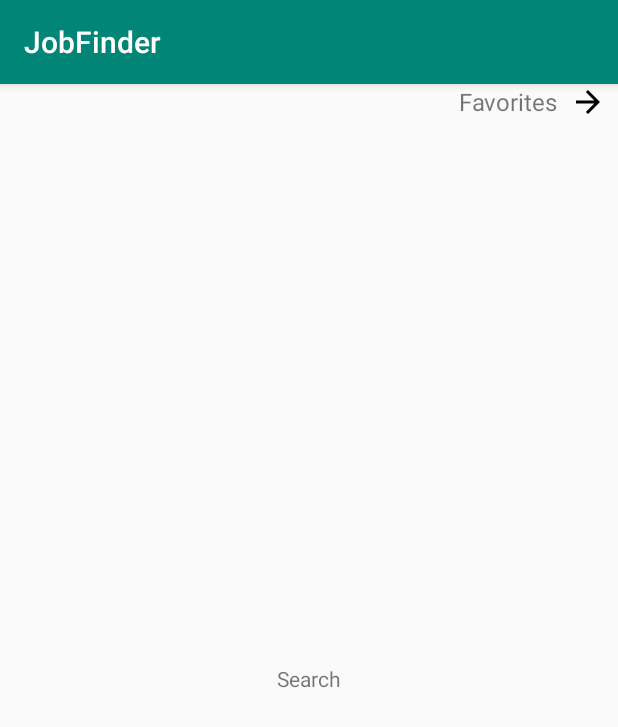
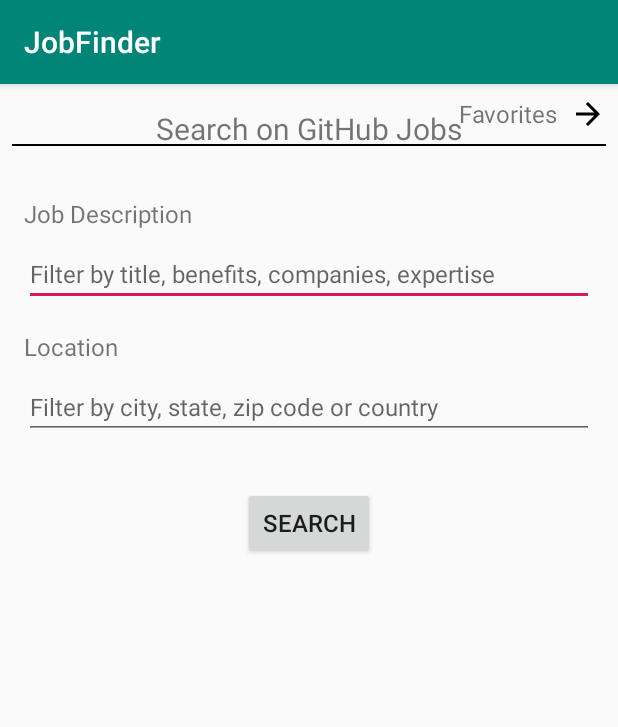
Before and after one commit to rkukac/JobFinder, an Android app: the screen it shows after launch (JobsActivity), on a phone screen of 412 x 824 dp. Shown: the top 727 px of the screen. Run offline under Robolectric (Android 15) with nearby library versions, the phone set to English and light mode, and no system bars.

Commit message:
Create SearchFragment UI and logic.

```diff
--- a/app/src/main/java/hu/an/jobfinder/fragment/JobSearchFragment.java
+++ b/app/src/main/java/hu/an/jobfinder/fragment/JobSearchFragment.java
@@ -3,6 +3,8 @@ package hu.an.jobfinder.fragment;
 import android.os.Bundle;
 import android.support.annotation.NonNull;
 import android.support.annotation.Nullable;
+import android.support.v7.widget.AppCompatButton;
+import android.support.v7.widget.AppCompatEditText;
 import android.view.LayoutInflater;
 import android.view.View;
 import android.view.ViewGroup;
@@ -10,7 +12,10 @@ import android.view.ViewGroup;
 import hu.an.jobfinder.R;
 import hu.an.jobfinder.fragment.base.JobBaseFragment;
 
-public class JobSearchFragment extends JobBaseFragment {
+public class JobSearchFragment extends JobBaseFragment implements View.OnClickListener {
+
+    private AppCompatEditText mEditTextDescription;
+    private AppCompatEditText mEditTextLocation;
 
     public JobSearchFragment() {
     }
@@ -23,6 +28,25 @@ public class JobSearchFragment extends JobBaseFragment {
     @Override
     public View onCreateView(@NonNull LayoutInflater inflater, @Nullable ViewGroup container, @Nullable Bundle savedInstanceState) {
         View view = inflater.inflate(R.layout.fragment_job_search, container, false);
+        view.findViewById(R.id.bt_search).setOnClickListener(this);
+        mEditTextDescription = view.findViewById(R.id.et_description);
+        mEditTextLocation = view.findViewById(R.id.et_location);
         return view;
     }
+
+    @Override
+    public void onClick(View v) {
+        if (v != null && R.id.bt_search == v.getId()) {
+            startSearch();
+        }
+    }
+
+    private void startSearch() {
+        if ((mEditTextDescription.getText() != null && !mEditTextDescription.getText().toString().isEmpty()) ||
+                (mEditTextLocation.getText() != null && !mEditTextLocation.getText().toString().isEmpty())) {
+            search(mEditTextDescription.getText().toString().trim(), mEditTextLocation.getText().toString().trim(), 0);
+        } else {
+            showMessage(R.string.alert_message_missing_search_params);
+        }
+    }
 }
--- a/app/src/main/java/hu/an/jobfinder/interfaces/OnFragmentInteractionListener.java
+++ b/app/src/main/java/hu/an/jobfinder/interfaces/OnFragmentInteractionListener.java
@@ -1,8 +1,12 @@
 package hu.an.jobfinder.interfaces;
+
+import android.support.annotation.StringRes;
 
 import hu.an.jobfinder.model.JobItem;
 
 public interface OnFragmentInteractionListener {
     void onJobSelectedForDetails(boolean fromList, JobItem jobItem);
     void onJobSelectedForFavorites(boolean isSaved, JobItem jobItem);
+    void onJobSearch(String description, String location, int pageIndex);
+    void onShowMessage(@StringRes int messageRes);
 }
--- a/app/src/main/res/layout/activity_jobs.xml
+++ b/app/src/main/res/layout/activity_jobs.xml
@@ -11,11 +11,11 @@
         android:layout_width="match_parent"
         android:layout_height="wrap_content"
         android:orientation="horizontal"
-        android:layout_marginStart="8dp"
-        android:layout_marginEnd="8dp"
+        android:padding="8dp"
         app:layout_constraintLeft_toLeftOf="parent"
         app:layout_constraintRight_toRightOf="parent"
-        app:layout_constraintTop_toTopOf="parent">
+        app:layout_constraintTop_toTopOf="parent"
+        android:baselineAligned="false">
 
         <LinearLayout
             android:id="@+id/ll_prev"
@@ -63,10 +63,21 @@
 
     </LinearLayout>
 
+    <View
+        android:id="@+id/divider"
+        android:layout_width="match_parent"
+        android:layout_height="1dp"
+        android:layout_marginStart="8dp"
+        android:layout_marginEnd="8dp"
+        app:layout_constraintLeft_toLeftOf="parent"
+        app:layout_constraintRight_toRightOf="parent"
+        app:layout_constraintTop_toBottomOf="@+id/linearLayout"
+        android:background="@android:color/black" />
+
     <FrameLayout
         android:id="@+id/container"
         android:layout_width="match_parent"
-        android:layout_height="wrap_content"
+        android:layout_height="match_parent"
         android:layout_marginTop="8dp"
         android:layout_marginBottom="8dp"
         android:layout_marginStart="8dp"
@@ -74,6 +85,6 @@
         app:layout_constraintBottom_toBottomOf="parent"
         app:layout_constraintLeft_toLeftOf="parent"
         app:layout_constraintRight_toRightOf="parent"
-        app:layout_constraintTop_toBottomOf="@+id/linearLayout" />
+        app:layout_constraintTop_toBottomOf="@+id/divider" />
 
 </android.support.constraint.ConstraintLayout>
--- a/app/src/main/res/layout/fragment_job_search.xml
+++ b/app/src/main/res/layout/fragment_job_search.xml
@@ -1,21 +1,57 @@
 <?xml version="1.0" encoding="utf-8"?>
-<android.support.constraint.ConstraintLayout xmlns:android="http://schemas.android.com/apk/res/android"
+<LinearLayout
+    xmlns:android="http://schemas.android.com/apk/res/android"
+    xmlns:app="http://schemas.android.com/apk/res-auto"
     android:layout_width="match_parent"
     android:layout_height="match_parent"
-    xmlns:app="http://schemas.android.com/apk/res-auto">
+    android:orientation="vertical"
+    android:padding="8dp">
 
-    <TextView
-        android:id="@+id/textView"
+    <android.support.v7.widget.AppCompatTextView
         android:layout_width="wrap_content"
         android:layout_height="wrap_content"
-        android:layout_marginStart="8dp"
-        android:layout_marginTop="8dp"
-        android:layout_marginEnd="8dp"
+        android:text="@string/search_title"
+        android:layout_gravity="center"
+        android:layout_marginBottom="32dp"
+        android:textSize="20sp"/>
+
+    <android.support.v7.widget.AppCompatTextView
+        android:layout_width="wrap_content"
+        android:layout_height="wrap_content"
+        android:text="@string/search_title_description"
         android:layout_marginBottom="8dp"
-        android:text="Search"
-        app:layout_constraintBottom_toBottomOf="parent"
-        app:layout_constraintEnd_toEndOf="parent"
-        app:layout_constraintStart_toStartOf="parent"
-        app:layout_constraintTop_toTopOf="parent" />
+        android:textSize="16sp"/>
 
-</android.support.constraint.ConstraintLayout>
+    <android.support.v7.widget.AppCompatEditText
+        android:id="@+id/et_description"
+        android:layout_width="match_parent"
+        android:layout_height="wrap_content"
+        android:layout_marginBottom="16dp"
+        android:textSize="16sp"
+        android:hint="@string/search_hint_description"/>
+
+    <android.support.v7.widget.AppCompatTextView
+        android:layout_width="wrap_content"
+        android:layout_height="wrap_content"
+        android:text="@string/search_title_location"
+        android:layout_marginBottom="8dp"
+        android:textSize="16sp"/>
+
+    <android.support.v7.widget.AppCompatEditText
+        android:id="@+id/et_location"
+        android:layout_width="match_parent"
+        android:layout_height="wrap_content"
+        android:layout_marginBottom="32dp"
+        android:textSize="16sp"
+        android:hint="@string/search_hint_location"/>
+
+    <android.support.v7.widget.AppCompatButton
+        android:id="@+id/bt_search"
+        android:layout_width="wrap_content"
+        android:layout_height="wrap_content"
+        android:gravity="center"
+        android:textSize="16sp"
+        android:text="@string/button_search"
+        android:layout_gravity="center"/>
+
+</LinearLayout>
--- a/app/src/main/res/values/strings.xml
+++ b/app/src/main/res/values/strings.xml
@@ -3,4 +3,11 @@
     <string name="title_search">Search</string>
     <string name="title_search_list">Search list</string>
     <string name="title_favorites">Favorites</string>
+    <string name="search_title">Search on GitHub Jobs</string>
+    <string name="search_title_description">Job Description</string>
+    <string name="search_hint_description">Filter by title, benefits, companies, expertise</string>
+    <string name="search_title_location">Location</string>
+    <string name="search_hint_location">Filter by city, state, zip code or country</string>
+    <string name="button_search">Search</string>
+    <string name="alert_message_missing_search_params">Please add description or location</string>
 </resources>
```
Also changed, not shown: app/src/main/java/hu/an/jobfinder/activity/JobsActivity.java (+10 -0 lines), app/src/main/java/hu/an/jobfinder/activity/base/BaseActivity.java (+23 -0 lines), app/src/main/java/hu/an/jobfinder/fragment/base/JobBaseFragment.java (+17 -4 lines), app/src/main/java/hu/an/jobfinder/model/JobItem.java (+9 -0 lines), app/src/main/res/drawable/star_border_24.xml (added, +9 -0 lines), app/src/main/res/drawable/star_filled_24.xml (added, +9 -0 lines).
